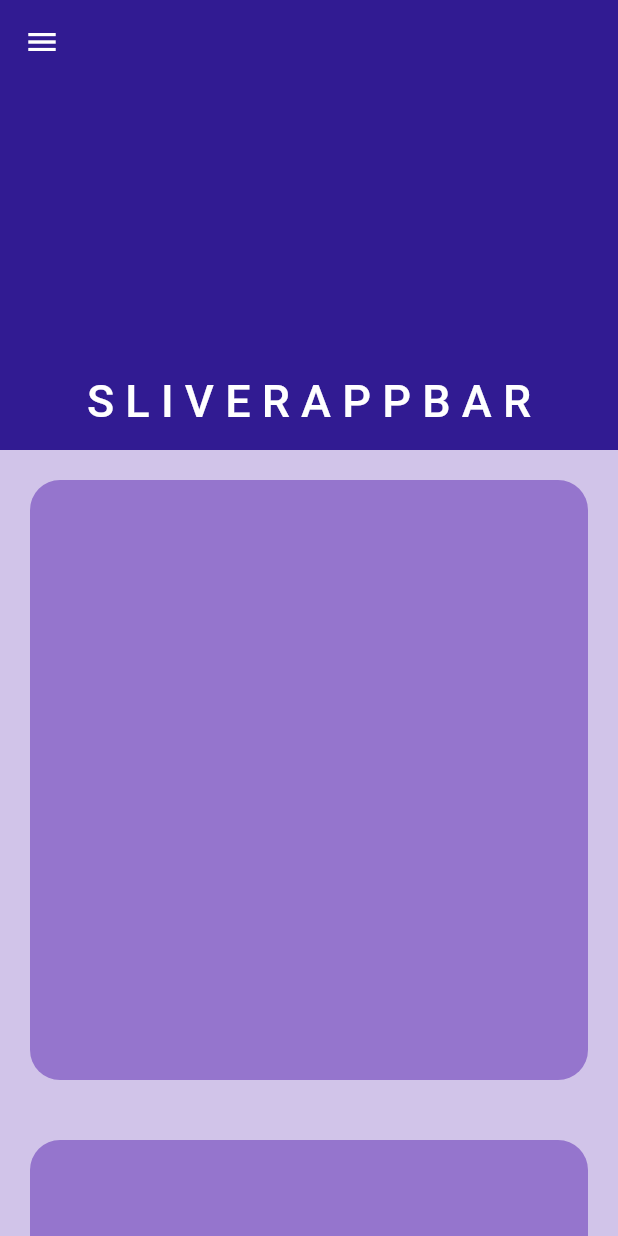
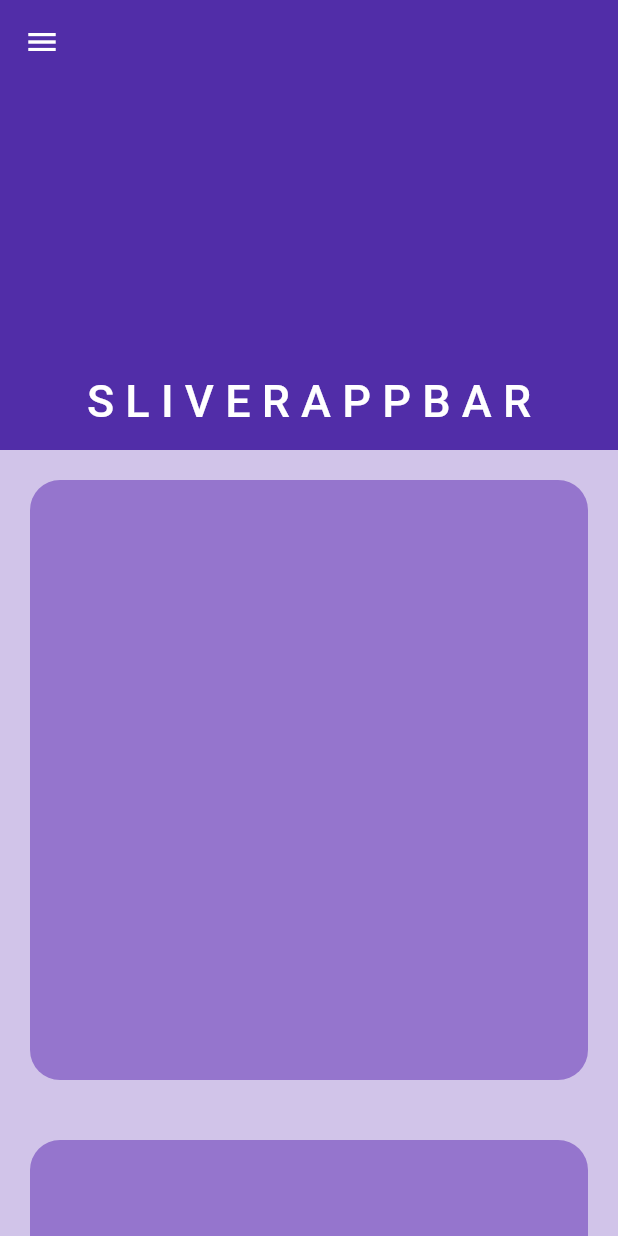
Before and after one commit to Sai-Gruheeth-N/Learning-Sliver-Appbar-Flutter, a Flutter app: the screen it shows after launch, on a phone screen of 412 x 824 dp. Run offline on Flutter 3.47's test engine with Material 2 defaults, Android fonts, the phone set to English and light mode, and no system bars.

Commit message:
Add distinguishing color to show flexible space bar color on expanded height

```diff
--- a/lib/home_page.dart
+++ b/lib/home_page.dart
@@ -23,7 +23,7 @@ class HomePage extends StatelessWidget {
             pinned: true,
             flexibleSpace: FlexibleSpaceBar(
               background: Container(
-                color: Colors.deepPurple.shade900,
+                color: Colors.deepPurple.shade700,
               ),
               centerTitle: true,
               title: const Text('S L I V E R A P P B A R'),
```
